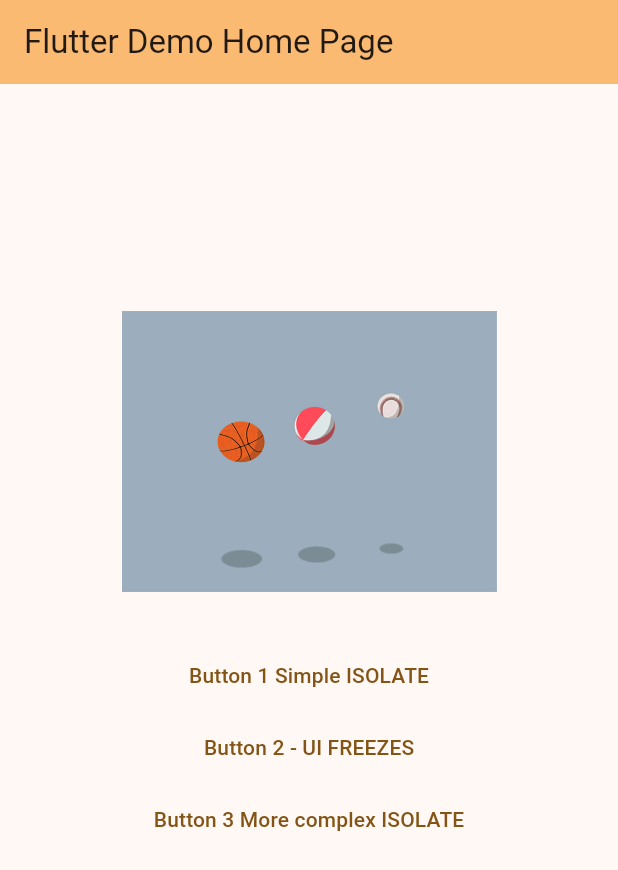
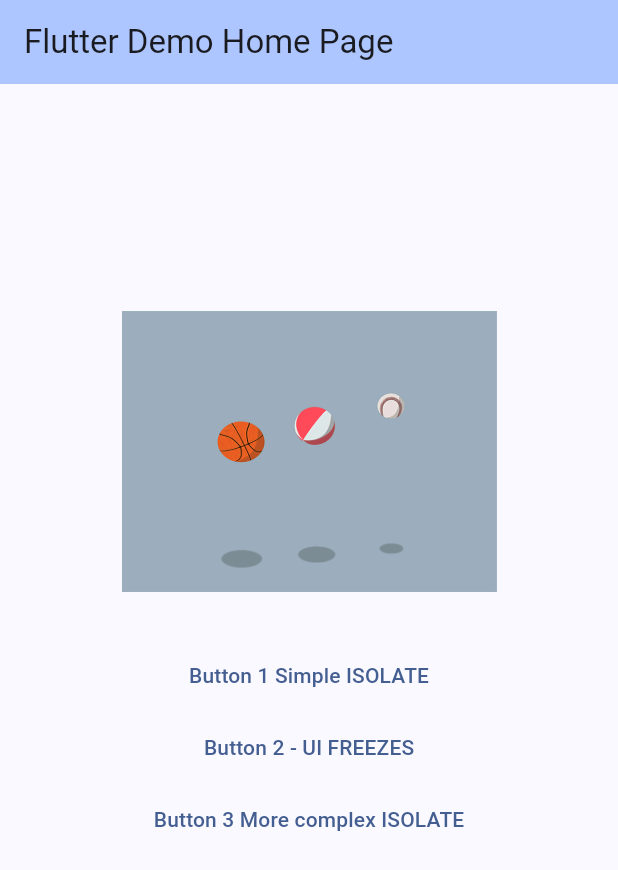
Before and after one commit to yuriymaliyov/isolates, a Flutter app: the screen it shows after launch, on a phone screen of 412 x 824 dp. Shown: the top 870 px of the screen. Run offline on Flutter 3.47's test engine with Material 3 defaults, Android fonts, the phone set to English and light mode, and no system bars.

Commit message:
Initial commit

```diff
--- a/lib/main.dart
+++ b/lib/main.dart
@@ -15,7 +15,7 @@ class MyApp extends StatelessWidget {
     return MaterialApp(
       title: 'Flutter Demo',
       theme: ThemeData(
-        colorScheme: ColorScheme.fromSeed(seedColor: Colors.orangeAccent),
+        colorScheme: ColorScheme.fromSeed(seedColor: Colors.blueAccent),
         useMaterial3: true,
       ),
       home: const MyHomePage(title: 'Flutter Demo Home Page'),
```
